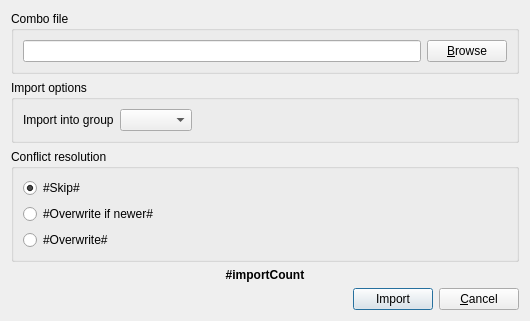
xmichelo/Beeftext, file Beeftext/Combo/ComboImportDialog.ui: the form before one commit.
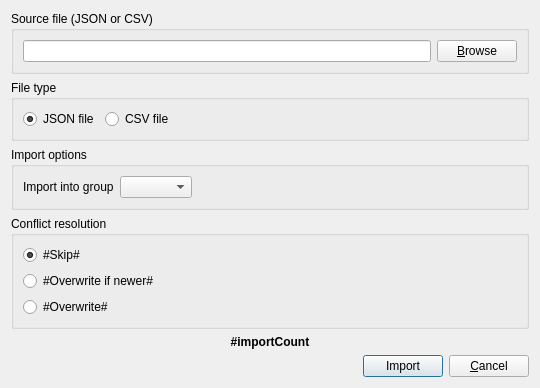
The form after the commit. Custom widgets are drawn as their Qt base class.

Commit message: Tweaked UI for import of CSV files.

The edit to the form file:
```diff
--- a/Beeftext/Combo/ComboImportDialog.ui
+++ b/Beeftext/Combo/ComboImportDialog.ui
@@ -7,7 +7,7 @@
     <x>0</x>
     <y>0</y>
     <width>521</width>
-    <height>291</height>
+    <height>347</height>
    </rect>
   </property>
   <property name="acceptDrops">
@@ -29,7 +29,7 @@
       </size>
      </property>
      <property name="title">
-      <string>Combo file</string>
+      <string>Source file (JSON or CSV)</string>
      </property>
      <layout class="QHBoxLayout" name="horizontalLayout_2">
       <item>
@@ -50,7 +50,46 @@
     </widget>
    </item>
    <item>
-    <widget class="QGroupBox" name="groupBox_2">
+    <widget class="QGroupBox" name="groupBoxFileType">
+     <property name="title">
+      <string>File type</string>
+     </property>
+     <layout class="QHBoxLayout" name="horizontalLayout_4">
+      <item>
+       <widget class="QRadioButton" name="radioJson">
+        <property name="text">
+         <string>JSON file</string>
+        </property>
+        <property name="checked">
+         <bool>true</bool>
+        </property>
+       </widget>
+      </item>
+      <item>
+       <widget class="QRadioButton" name="radioCsv">
+        <property name="text">
+         <string>CSV file</string>
+        </property>
+       </widget>
+      </item>
+      <item>
+       <spacer name="horizontalSpacer_3">
+        <property name="orientation">
+         <enum>Qt::Horizontal</enum>
+        </property>
+        <property name="sizeHint" stdset="0">
+         <size>
+          <width>343</width>
+          <height>1</height>
+         </size>
+        </property>
+       </spacer>
+      </item>
+     </layout>
+    </widget>
+   </item>
+   <item>
+    <widget class="QGroupBox" name="groupBoxOptions">
      <property name="title">
       <string>Import options</string>
      </property>
```
Left out of the diff: 2 changed lines with no effect on the pictures. The commit also changes 4 other files.
